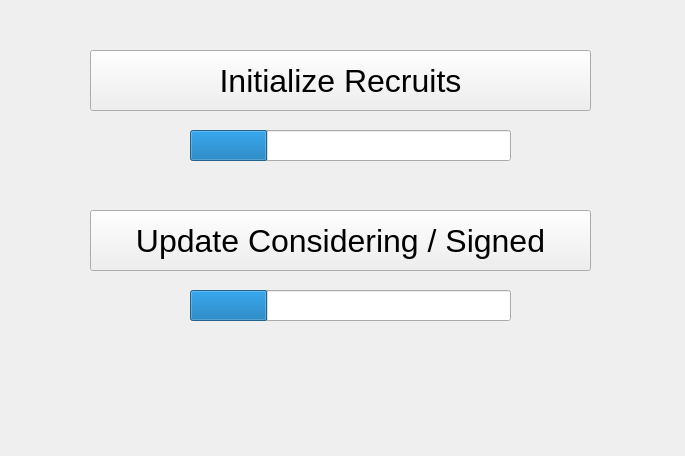
Old version of the form UI/initializerecruits.ui in the repository ebzimny01/gd-recruit.
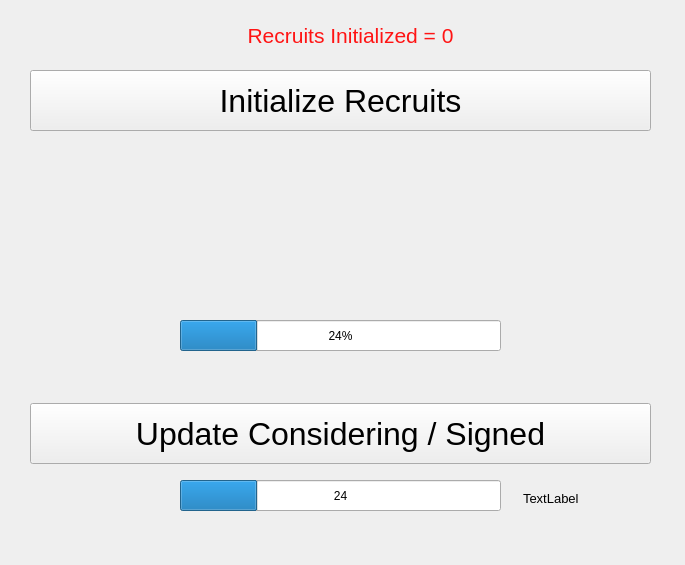
New version of the form.

What changed in the file:
```diff
--- a/UI/initializerecruits.ui
+++ b/UI/initializerecruits.ui
@@ -10,7 +10,7 @@
     <x>0</x>
     <y>0</y>
     <width>685</width>
-    <height>456</height>
+    <height>565</height>
    </rect>
   </property>
   <property name="windowTitle">
@@ -19,9 +19,9 @@
   <widget class="QPushButton" name="pushButtonInitializeRecruits">
    <property name="geometry">
     <rect>
-     <x>90</x>
-     <y>50</y>
-     <width>501</width>
+     <x>30</x>
+     <y>70</y>
+     <width>621</width>
      <height>61</height>
     </rect>
    </property>
@@ -37,9 +37,9 @@
   <widget class="QPushButton" name="pushButtonUpdateConsideringSigned">
    <property name="geometry">
     <rect>
-     <x>90</x>
-     <y>210</y>
-     <width>501</width>
+     <x>30</x>
+     <y>403</y>
+     <width>621</width>
      <height>61</height>
     </rect>
    </property>
@@ -55,8 +55,8 @@
   <widget class="QProgressBar" name="progressBarInitializeRecruits">
    <property name="geometry">
     <rect>
-     <x>190</x>
-     <y>130</y>
+     <x>180</x>
+     <y>320</y>
      <width>321</width>
      <height>31</height>
     </rect>
@@ -65,23 +65,74 @@
     <number>24</number>
    </property>
    <property name="textVisible">
-    <bool>false</bool>
+    <bool>true</bool>
    </property>
   </widget>
   <widget class="QProgressBar" name="progressBarUpdateConsidering">
    <property name="geometry">
     <rect>
-     <x>190</x>
-     <y>290</y>
+     <x>180</x>
+     <y>480</y>
      <width>321</width>
      <height>31</height>
     </rect>
    </property>
+   <property name="styleSheet">
+    <string notr="true"/>
+   </property>
    <property name="value">
     <number>24</number>
    </property>
    <property name="textVisible">
-    <bool>false</bool>
+    <bool>true</bool>
+   </property>
+   <property name="format">
+    <string>%v</string>
+   </property>
+  </widget>
+  <widget class="QLabel" name="labelUpdateProgressBarMax">
+   <property name="enabled">
+    <bool>true</bool>
+   </property>
+   <property name="geometry">
+    <rect>
+     <x>523</x>
+     <y>490</y>
+     <width>81</width>
+     <height>16</height>
+    </rect>
+   </property>
+   <property name="font">
+    <font>
+     <pointsize>10</pointsize>
+    </font>
+   </property>
+   <property name="text">
+    <string>TextLabel</string>
+   </property>
+  </widget>
+  <widget class="QLabel" name="labelRecruitsInitialized">
+   <property name="geometry">
+    <rect>
+     <x>150</x>
+     <y>20</y>
+     <width>401</width>
+     <height>31</height>
+    </rect>
+   </property>
+   <property name="font">
+    <font>
+     <pointsize>16</pointsize>
+    </font>
+   </property>
+   <property name="styleSheet">
+    <string notr="true">color: rgb(255, 20, 20);</string>
+   </property>
+   <property name="text">
+    <string>Recruits Initialized = 0</string>
+   </property>
+   <property name="alignment">
+    <set>Qt::AlignCenter</set>
    </property>
   </widget>
  </widget>
```
